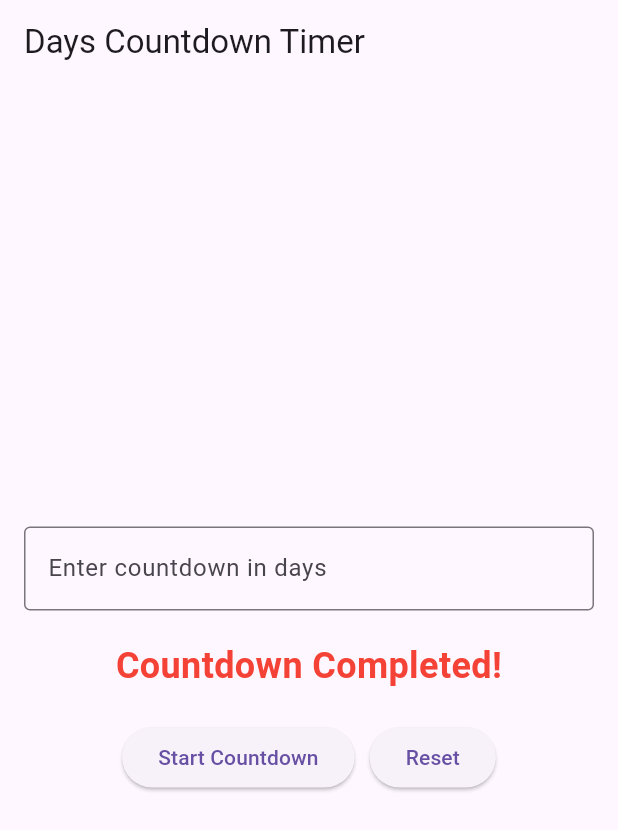
After one commit to adeyemipelumi04/task_manager, a Flutter app: the CountdownHomePage screen opened directly, on a phone screen of 412 x 824 dp. The commit adds this screen. Shown: the top 830 px of the screen. Run offline on Flutter 3.47's test engine with Material 3 defaults, Android fonts, the phone set to English and light mode, and no system bars.

Commit message:
current progres

```diff
--- a/lib/main.dart
+++ b/lib/main.dart
@@ -2,7 +2,7 @@ import 'package:flutter/material.dart';
 
 import 'package:to_do_task/screens/homepage.dart';
 
-void main() => runApp(MyApp());
+void main() => runApp(const MyApp());
 
 class MyApp extends StatelessWidget {
   const MyApp({super.key});
--- /dev/null
+++ b/lib/screens/timer.dart
@@ -0,0 +1,149 @@
+import 'dart:async';
+import 'package:flutter/material.dart';
+
+
+void main() {
+  runApp(CountdownApp());
+}
+
+class CountdownApp extends StatelessWidget {
+  @override
+  Widget build(BuildContext context) {
+    return MaterialApp(
+      debugShowCheckedModeBanner: false,
+      home: CountdownHomePage(),
+    );
+  }
+}
+
+class CountdownHomePage extends StatefulWidget {
+  @override
+  _CountdownHomePageState createState() => _CountdownHomePageState();
+}
+
+class _CountdownHomePageState extends State<CountdownHomePage> {
+  late TextEditingController _controller;
+  late Timer _timer;
+  int _secondsRemaining = 0;
+  bool _isCountingDown = false;
+
+
+  @override
+  void initState() {
+    super.initState();
+    _controller = TextEditingController();
+  }
+
+  @override
+  void dispose() {
+    _controller.dispose();
+    if (_timer.isActive) _timer.cancel();
+    super.dispose();
+  }
+
+  void _startCountdown() {
+    if (_controller.text.isNotEmpty) {
+      final days = int.tryParse(_controller.text);
+      if (days != null && days > 0) {
+        setState(() {
+          _secondsRemaining = days * 24 * 60 * 60; // Convert days to seconds
+          _isCountingDown = true;
+        });
+
+        _timer = Timer.periodic(Duration(seconds: 1), (timer) {
+          if (_secondsRemaining > 0) {
+            setState(() {
+              _secondsRemaining--;
+            });
+          } else {
+            timer.cancel();
+            setState(() {
+              _isCountingDown = false;
+            });
+
+            ScaffoldMessenger.of(context).showSnackBar(
+              SnackBar(content: Text('Countdown Completed!')),
+            );
+          }
+        });
+      }
+    }
+  }
+
+  void _resetCountdown() {
+    if (_timer.isActive) _timer.cancel();
+    setState(() {
+      _secondsRemaining = 0;
+      _isCountingDown = false;
+      _controller.clear();
+    });
+  }
+
+
+
+  String _formatTime(int seconds) {
+    final days = seconds ~/ (24 * 60 * 60);
+    final hours = (seconds % (24 * 60 * 60)) ~/ (60 * 60);
+    final minutes = (seconds % (60 * 60)) ~/ 60;
+    final secs = seconds % 60;
+
+    return '${days}d ${hours}h ${minutes}m ${secs}s';
+  }
+
+  @override
+  Widget build(BuildContext context) {
+    return Scaffold(
+      appBar: AppBar(
+        title: Text('Days Countdown Timer'),
+      ),
+      body: Padding(
+        padding: const EdgeInsets.all(16.0),
+        child: Column(
+          mainAxisAlignment: MainAxisAlignment.center,
+          children: [
+            TextField(
+              controller: _controller,
+              keyboardType: TextInputType.number,
+              decoration: InputDecoration(
+                labelText: 'Enter countdown in days',
+                border: OutlineInputBorder(),
+              ),
+              enabled: !_isCountingDown,
+            ),
+            SizedBox(height: 20),
+            AnimatedSwitcher(
+              duration: Duration(milliseconds: 500),
+              child: Text(
+                _secondsRemaining > 0
+                    ? 'Time Remaining: ${_formatTime(_secondsRemaining)}'
+                    : 'Countdown Completed!',
+                key: ValueKey<int>(_secondsRemaining),
+                style: TextStyle(
+                  fontSize: 24,
+                  fontWeight: FontWeight.bold,
+                  color: _secondsRemaining > 0 ? Colors.green : Colors.red,
+                ),
+                textAlign: TextAlign.center,
+              ),
+            ),
+            SizedBox(height: 20),
+            Row(
+              mainAxisAlignment: MainAxisAlignment.center,
+              children: [
+                ElevatedButton(
+                  onPressed: _isCountingDown ? null : _startCountdown,
+                  child: Text('Start Countdown'),
+                ),
+                SizedBox(width: 10),
+                ElevatedButton(
+                  onPressed: _resetCountdown,
+                  child: Text('Reset'),
+                ),
+              ],
+            ),
+          ],
+        ),
+      ),
+    );
+  }
+}
--- a/pubspec.yaml
+++ b/pubspec.yaml
@@ -14,6 +14,7 @@ dev_dependencies:
   flutter_test:
     sdk: flutter
   flutter_lints: ^2.0.2
+  intl: ^0.18.0
 
 flutter:
   uses-material-design: true
```
Also changed, not shown: lib/screens/add_edit_page.dart (+11 -4 lines), lib/screens/homepage.dart (+97 -18 lines), lib/screens/tasklist.dart (added).
